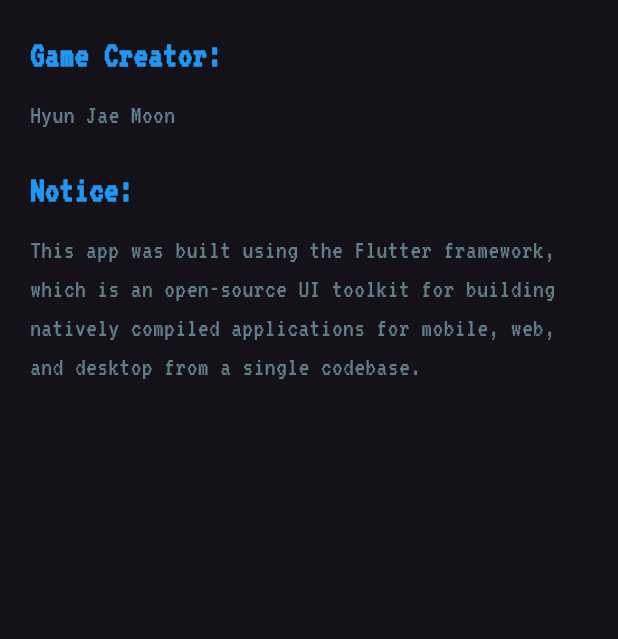
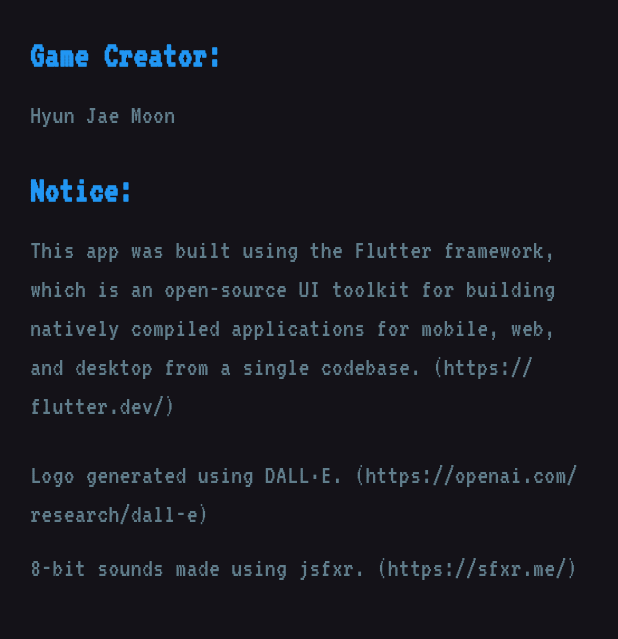
Before and after one commit to hyunjaemoon/chanceshift, a Flutter app: the screen it shows after launch, after a tap on "Credits", on a phone screen of 412 x 824 dp, the part 84-723 px from its top. Run offline on Flutter 3.47's test engine with Material 3 defaults, Android fonts, the phone set to English and light mode, and no system bars; our stand-ins replace args, just_audio, material_design_icons_flutter; missing offline and left inert: dual_screen, gif.

Commit message:
Add Dynamic Entry for logo, add more notice in credits, and add attackNum==0 logic

```diff
--- a/lib/credit_screen.dart
+++ b/lib/credit_screen.dart
@@ -45,7 +45,23 @@
             ),
             SizedBox(height: 10),
             Text(
-              'This app was built using the Flutter framework, which is an open-source UI toolkit for building natively compiled applications for mobile, web, and desktop from a single codebase.',
+              'This app was built using the Flutter framework, which is an open-source UI toolkit for building natively compiled applications for mobile, web, and desktop from a single codebase. (https://flutter.dev/)',
+              style: TextStyle(
+                fontSize: 18,
+                color: Colors.blueGrey,
+              ),
+            ),
+            SizedBox(height: 20),
+            Text(
+              'Logo generated using DALL·E. (https://openai.com/research/dall-e)',
+              style: TextStyle(
+                fontSize: 18,
+                color: Colors.blueGrey,
+              ),
+            ),
+            SizedBox(height: 10),
+            Text(
+              '8-bit sounds made using jsfxr. (https://sfxr.me/)',
               style: TextStyle(
                 fontSize: 18,
                 color: Colors.blueGrey,
--- a/lib/menu_screen.dart
+++ b/lib/menu_screen.dart
@@ -11,24 +11,46 @@
   _MenuScreenState createState() => _MenuScreenState();
 }
 
-class _MenuScreenState extends State<MenuScreen>
-    with SingleTickerProviderStateMixin {
-  late AnimationController _animationController;
-  late Animation<double> _animation;
+class _MenuScreenState extends State<MenuScreen> with TickerProviderStateMixin {
+  late AnimationController _idleAnimationController;
+  late AnimationController _scaleAnimationController;
+  late Animation<double> _idleAnimation;
+  late Animation<double> _scaleAnimation;
 
   @override
   void initState() {
     super.initState();
-    _animationController = AnimationController(
+
+    _scaleAnimationController = AnimationController(
+      vsync: this,
+      duration: const Duration(seconds: 2),
+    );
+
+    _idleAnimationController = AnimationController(
       vsync: this,
       duration: const Duration(seconds: 1),
-    )..repeat(reverse: true);
-    _animation = Tween<double>(begin: 0, end: 20).animate(_animationController);
+    );
+
+    _scaleAnimation = Tween<double>(begin: 0, end: 1.0).animate(
+      CurvedAnimation(
+        parent: _scaleAnimationController,
+        curve: Curves.easeInOutCirc,
+      ),
+    );
+    _idleAnimation = Tween<double>(begin: 0, end: 20).animate(CurvedAnimation(
+        parent: _idleAnimationController, curve: Curves.easeInOut));
+
+    // Start the scale animation
+    _scaleAnimationController.forward().whenComplete(() {
+      // Start the idle animation in a loop after the scale animation completes
+      _idleAnimationController.repeat(reverse: true);
+    });
   }
 
   @override
   void dispose() {
-    _animationController.dispose();
+    _scaleAnimationController.dispose();
+    _idleAnimationController.dispose();
     super.dispose();
   }
 
@@ -41,17 +63,21 @@
           mainAxisAlignment: MainAxisAlignment.center,
           children: [
             AnimatedBuilder(
-              animation: _animation,
+              animation: Listenable.merge(
+                  [_scaleAnimationController, _idleAnimationController]),
               builder: (context, child) {
-                return Transform.translate(
-                  offset: Offset(0, _animation.value),
-                  child: child,
+                return Transform.scale(
+                  scale: _scaleAnimation.value,
+                  child: Transform.translate(
+                    offset: Offset(0, _idleAnimation.value),
+                    child: child,
+                  ),
                 );
               },
               child: Image.asset(
                 'images/game_logo.png',
-                width: 400,
-                height: 400,
+                width: 500,
+                height: 500,
               ),
             ),
             const SizedBox(height: 16),
```
Also changed, not shown: lib/game_interface.dart (+16 -1 lines), 2 other files.
